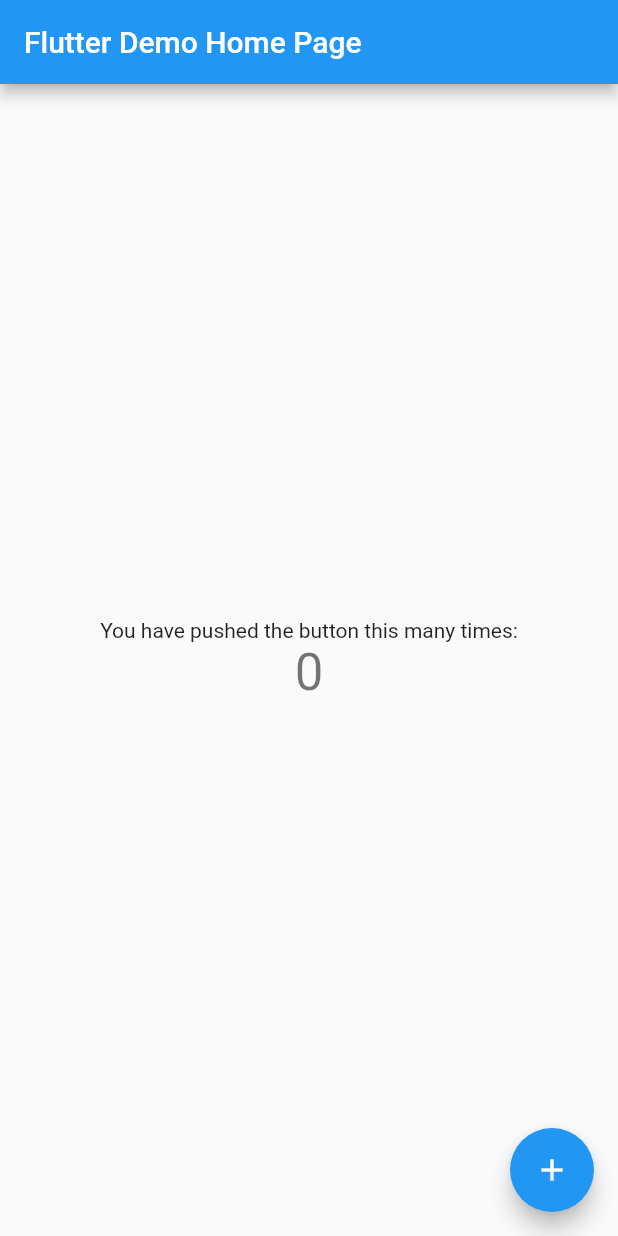
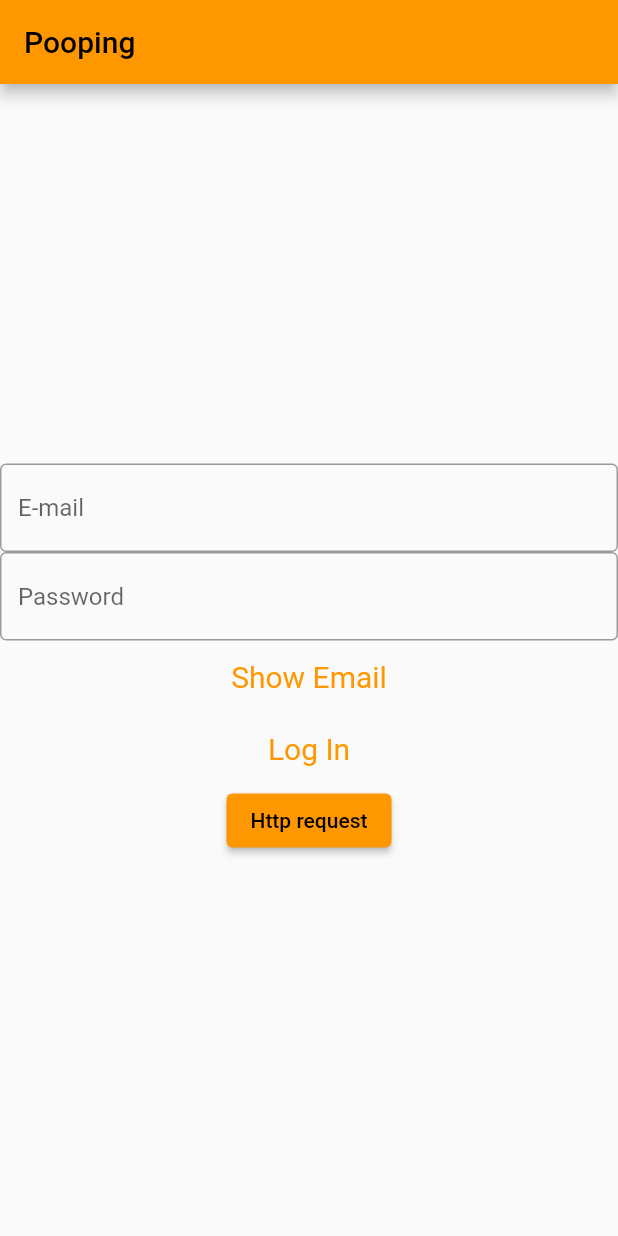
Before and after one commit to eneskaya96/pooping_flutter_app, a Flutter app: the screen it shows after launch, on a phone screen of 412 x 824 dp. Run offline on Flutter 3.47's test engine with Material 2 defaults, Android fonts, the phone set to English and light mode, and no system bars.

Commit message:
http request,  changing page, login-page implementations

```diff
--- /dev/null
+++ b/lib/http_request.dart
@@ -0,0 +1,18 @@
+
+
+import 'package:http/http.dart' as http;
+
+Future<http.Response> send_request() async {
+  final response = await http.get(
+    Uri.parse('http://127.0.0.1:5000'),
+  );
+
+  print(response.body);
+  if (response.statusCode == 200) {
+    // If the server did return a 201 CREATED response,
+    // then parse the JSON.
+    return response;
+  } else {
+    throw Exception('Failed HTTP REQUEST');
+  }
+}
--- /dev/null
+++ b/lib/login_page.dart
@@ -0,0 +1,98 @@
+import 'package:flutter/material.dart';
+import 'package:http/http.dart' as http;
+
+import 'home_page.dart';
+import 'http_request.dart';
+
+class LoginPage extends StatefulWidget {
+  const LoginPage({Key? key, required this.title}) : super(key: key);
+
+  final String title;
+
+  @override
+  State<LoginPage> createState() => _LoginPageState();
+}
+
+
+class _LoginPageState extends State<LoginPage> {
+
+  final emailController = TextEditingController();
+  final passwordController = TextEditingController();
+  Future<http.Response>? _futureData;
+
+  @override
+  void dispose() {
+    // Clean up the controller when the widget is disposed.
+    emailController.dispose();
+    passwordController.dispose();
+    super.dispose();
+  }
+
+  @override
+  Widget build(BuildContext context) {
+    return Scaffold(
+      appBar: AppBar(
+        title: Text(widget.title),
+      ),
+      body: Center(
+        child: Column(
+          mainAxisAlignment: MainAxisAlignment.center,
+          children: <Widget>[
+            TextField(
+              controller: emailController,
+              decoration: const InputDecoration(
+                border: OutlineInputBorder(),
+                hintText: 'E-mail',
+              ),
+            ),
+            TextField(
+              controller: passwordController,
+              decoration: const InputDecoration(
+                border: OutlineInputBorder(),
+                hintText: 'Password',
+              ),
+            ),
+            TextButton(
+              style: TextButton.styleFrom(
+                textStyle: const TextStyle(fontSize: 20),
+              ),
+              onPressed: (){
+                showDialog(
+                  context: context,
+                  builder: (context) {
+                    return AlertDialog(
+                      // Retrieve the text the that user has entered by using the
+                      // TextEditingController.
+                      content: Text(emailController.text),
+                    );
+                  },
+                );
+              },
+              child: const Text('Show Email'),
+            ),
+            TextButton(
+              style: TextButton.styleFrom(
+                textStyle: const TextStyle(fontSize: 20),
+              ),
+              onPressed: (){
+                Navigator.push(
+                  context,
+                  MaterialPageRoute(builder: (context) => const MyHomePage(title: 'Home Page',)),
+                );
+              },
+              child: const Text('Log In'),
+            ),
+            ElevatedButton(
+              onPressed: () {
+                setState(() {
+                  _futureData = send_request();
+                });
+              },
+              child: const Text('Http request'),
+            ),
+          ],
+        ),
+      ),
+    );
+  }
+}
--- a/lib/main.dart
+++ b/lib/main.dart
@@ -1,4 +1,6 @@
 import 'package:flutter/material.dart';
+
+import 'login_page.dart';
 
 void main() {
   runApp(const MyApp());
@@ -11,105 +13,11 @@
   @override
   Widget build(BuildContext context) {
     return MaterialApp(
-      title: 'Flutter Demo',
+      title: 'Pooping',
       theme: ThemeData(
-        // This is the theme of your application.
-        //
-        // Try running your application with "flutter run". You'll see the
-        // application has a blue toolbar. Then, without quitting the app, try
-        // changing the primarySwatch below to Colors.green and then invoke
-        // "hot reload" (press "r" in the console where you ran "flutter run",
-        // or simply save your changes to "hot reload" in a Flutter IDE).
-        // Notice that the counter didn't reset back to zero; the application
-        // is not restarted.
-        primarySwatch: Colors.blue,
+        primarySwatch: Colors.orange,
       ),
-      home: const MyHomePage(title: 'Flutter Demo Home Page'),
+      home: const LoginPage(title: 'Pooping'),
     );
   }
 }
-
-class MyHomePage extends StatefulWidget {
-  const MyHomePage({Key? key, required this.title}) : super(key: key);
-
-  // This widget is the home page of your application. It is stateful, meaning
-  // that it has a State object (defined below) that contains fields that affect
-  // how it looks.
-
-  // This class is the configuration for the state. It holds the values (in this
-  // case the title) provided by the parent (in this case the App widget) and
-  // used by the build method of the State. Fields in a Widget subclass are
-  // always marked "final".
-
-  final String title;
-
-  @override
-  State<MyHomePage> createState() => _MyHomePageState();
-}
-
-class _MyHomePageState extends State<MyHomePage> {
-  int _counter = 0;
-
-  void _incrementCounter() {
-    setState(() {
-      // This call to setState tells the Flutter framework that something has
-      // changed in this State, which causes it to rerun the build method below
-      // so that the display can reflect the updated values. If we changed
-      // _counter without calling setState(), then the build method would not be
-      // called again, and so nothing would appear to happen.
-      _counter++;
-    });
-  }
-
-  @override
-  Widget build(BuildContext context) {
-    // This method is rerun every time setState is called, for instance as done
-    // by the _incrementCounter method above.
-    //
-    // The Flutter framework has been optimized to make rerunning build methods
-    // fast, so that you can just rebuild anything that needs updating rather
-    // than having to individually change instances of widgets.
-    return Scaffold(
-      appBar: AppBar(
-        // Here we take the value from the MyHomePage object that was created by
-        // the App.build method, and use it to set our appbar title.
-        title: Text(widget.title),
-      ),
-      body: Center(
-        // Center is a layout widget. It takes a single child and positions it
-        // in the middle of the parent.
-        child: Column(
-          // Column is also a layout widget. It takes a list of children and
-          // arranges them vertically. By default, it sizes itself to fit its
-          // children horizontally, and tries to be as tall as its parent.
-          //
-          // Invoke "debug painting" (press "p" in the console, choose the
-          // "Toggle Debug Paint" action from the Flutter Inspector in Android
-          // Studio, or the "Toggle Debug Paint" command in Visual Studio Code)
-          // to see the wireframe for each widget.
-          //
-          // Column has various properties to control how it sizes itself and
-          // how it positions its children. Here we use mainAxisAlignment to
-          // center the children vertically; the main axis here is the vertical
-          // axis because Columns are vertical (the cross axis would be
-          // horizontal).
-          mainAxisAlignment: MainAxisAlignment.center,
-          children: <Widget>[
-            const Text(
-              'You have pushed the button this many times:',
-            ),
-            Text(
-              '$_counter',
-              style: Theme.of(context).textTheme.headline4,
-            ),
-          ],
-        ),
-      ),
-      floatingActionButton: FloatingActionButton(
-        onPressed: _incrementCounter,
-        tooltip: 'Increment',
-        child: const Icon(Icons.add),
-      ), // This trailing comma makes auto-formatting nicer for build methods.
-    );
-  }
-}
--- a/pubspec.yaml
+++ b/pubspec.yaml
@@ -27,15 +27,16 @@
 # the latest version available on pub.dev. To see which dependencies have newer
 # versions available, run `flutter pub outdated`.
 dependencies:
+  http: ^0.13.4
   flutter:
     sdk: flutter
-
 
   # The following adds the Cupertino Icons font to your application.
   # Use with the CupertinoIcons class for iOS style icons.
   cupertino_icons: ^1.0.2
 
 dev_dependencies:
+  http: ^0.13.4
   flutter_test:
     sdk: flutter
 
```
Also changed, not shown: lib/home_page.dart (added, +37 -0 lines), pubspec.lock, 1 other file.
